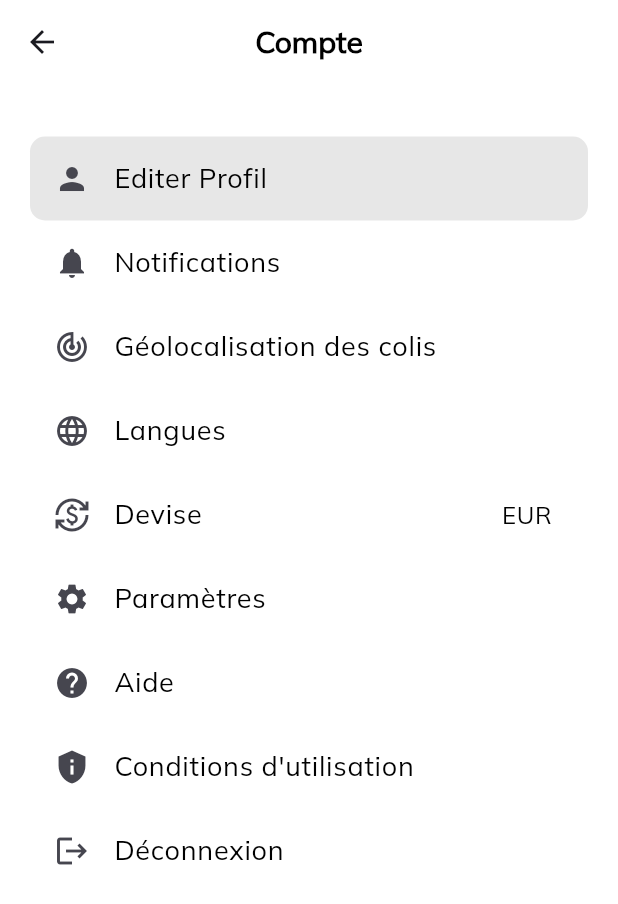
After one commit to navalnorth/ecomApp_flutter, a Flutter app: the Account screen opened directly, on a phone screen of 412 x 824 dp. The commit adds this screen. Shown: the top 904 px of the screen. Run offline on Flutter 3.47's test engine with Material 3 defaults, Android fonts, the phone set to English and light mode, and no system bars.

Commit message:
feat:profile

```diff
--- a/lib/app/components/text_components.dart
+++ b/lib/app/components/text_components.dart
@@ -14,7 +14,7 @@ class TextComponents extends StatelessWidget {
     required this.txt,
     this.color=Colors.black,
     this.textSize=16,
-    this.fw=FontWeight.bold,
+    this.fw=FontWeight.normal,
     this.textAlign=TextAlign.left,
     this.family="Regular"
   });
--- /dev/null
+++ b/lib/app/modules/account/view/accout.dart
@@ -0,0 +1,93 @@
+import 'package:ecom_app/app/components/space.dart';
+import 'package:ecom_app/app/components/text_components.dart';
+import 'package:ecom_app/app/modules/account/view/edit_profile.dart';
+import 'package:ecom_app/utils/colors.dart';
+import 'package:flutter/material.dart';
+
+
+
+class Account extends StatefulWidget {
+  const Account({super.key});
+
+  @override
+  State<Account> createState() => _AccountState();
+}
+
+class _AccountState extends State<Account> {
+  @override
+  Widget build(BuildContext context) {
+    return Scaffold(
+      backgroundColor: Colors.white,
+      appBar: AppBar(
+        backgroundColor: Colors.white,
+        title: TextComponents(txt: "Compte", fw: FontWeight.bold, textSize: 20,),
+        centerTitle: true,
+      ),
+      body:
+        ListView(
+          padding: EdgeInsets.all(20),
+          children: [
+            h(15),
+
+            InkWell(
+              onTap: () {
+                Navigator.push(context, MaterialPageRoute(builder: (context) => EditProfile()));
+              },
+              child: Container(
+                decoration: BoxDecoration(
+                  color: greyColor2,
+                  borderRadius: BorderRadius.circular(10)
+                ),
+                child: ListTile(
+                  title: TextComponents(txt: "Editer Profil", textSize: 18,),
+                  leading: Icon(Icons.person),
+                ),
+              ),
+            ),
+
+            ListTile(
+              title: TextComponents(txt: "Notifications", textSize: 18,),
+              leading: Icon(Icons.notifications),
+            ),
+
+            ListTile(
+              title: TextComponents(txt: "Géolocalisation des colis", textSize: 18,),
+              leading: Icon(Icons.track_changes),
+            ),
+
+            ListTile(
+              title: TextComponents(txt: "Langues", textSize: 18,),
+              leading: Icon(Icons.language),
+            ),
+
+            ListTile(
+              title: TextComponents(txt: "Devise", textSize: 18,),
+              leading: Icon(Icons.currency_exchange),
+              trailing: TextComponents(txt: "EUR")
+            ),
+
+            ListTile(
+              title: TextComponents(txt: "Paramètres", textSize: 18,),
+              leading: Icon(Icons.settings),
+            ),
+
+            ListTile(
+              title: TextComponents(txt: "Aide", textSize: 18,),
+              leading: Icon(Icons.help),
+            ),
+
+            ListTile(
+              title: TextComponents(txt: "Conditions d'utilisation", textSize: 18,),
+              leading: Icon(Icons.privacy_tip),
+            ),
+
+            ListTile(
+              title: TextComponents(txt: "Déconnexion", textSize: 18,),
+              leading: Icon(Icons.logout),
+            ),
+
+          ],
+        )
+    );
+  }
+}
--- a/lib/app/modules/checkout/controller/checkout_controller.dart
+++ b/lib/app/modules/checkout/controller/checkout_controller.dart
@@ -24,9 +24,9 @@ class ProgressBar extends StatelessWidget {
               ),
               if(index < 3)
                 Container(
-                  height: 2,
+                  height: 3,
                   width: 50,
-                  color: homeBg,
+                  color: index < stepActuel ? mainColor : homeBg,
                 )
             ],
           );
--- a/lib/app/modules/checkout/view/checkout.dart
+++ b/lib/app/modules/checkout/view/checkout.dart
@@ -3,6 +3,7 @@ import 'package:ecom_app/app/components/form_component.dart';
 import 'package:ecom_app/app/components/space.dart';
 import 'package:ecom_app/app/components/text_components.dart';
 import 'package:ecom_app/app/modules/checkout/controller/checkout_controller.dart';
+import 'package:ecom_app/app/modules/checkout/view/checkout2.dart';
 import 'package:ecom_app/utils/colors.dart';
 import 'package:flutter/material.dart';
 
@@ -26,11 +27,13 @@ class _CheckoutState extends State<Checkout> {
   Widget build(BuildContext context) {
     return Scaffold(
       backgroundColor: Colors.white,
+
       appBar: AppBar(
         backgroundColor: Colors.white,
         title: TextComponents(txt: "Checkout", fw: FontWeight.bold, textSize: 18, family: "Bold",),
         centerTitle: true,
       ),
+
       body: SingleChildScrollView(
         padding: EdgeInsets.all(20),
         child: Column(
@@ -128,6 +131,9 @@ class _CheckoutState extends State<Checkout> {
                 h(30),
 
                 InkWell(
+                  onTap: () {
+                    Navigator.push(context, MaterialPageRoute(builder: (context) => Checkout2()));
+                  },
                   child: ButtonComponent(textButton: "Suivant", buttonColor: mainColor)
                 )
               ],
```
Also changed, not shown: lib/app/modules/ProductsPage/view/product_page.dart (+15 -3 lines), lib/app/modules/account/view/edit_profile.dart (added, +30 -0 lines), lib/app/modules/checkout/view/checkout2.dart (added, +98 -0 lines), lib/app/modules/checkout/view/checkout3.dart (added, +80 -0 lines), lib/app/modules/checkout/view/checout4.dart (added, +97 -0 lines), lib/app/modules/checkout/view/payment_status.dart (added, +65 -0 lines).
